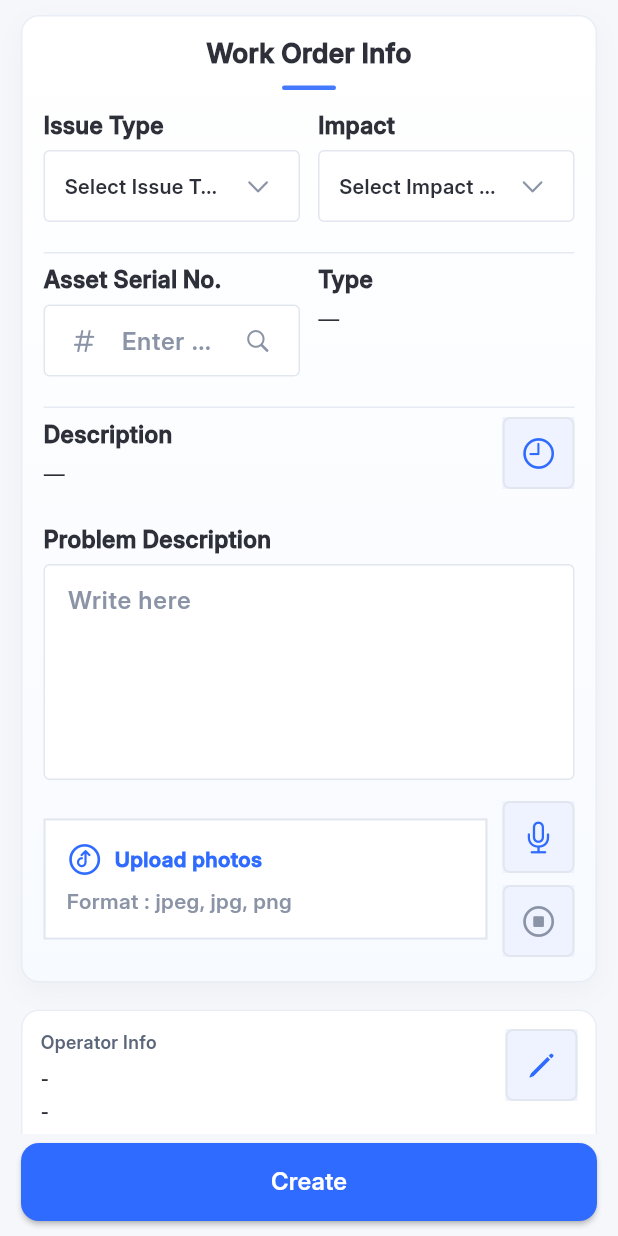
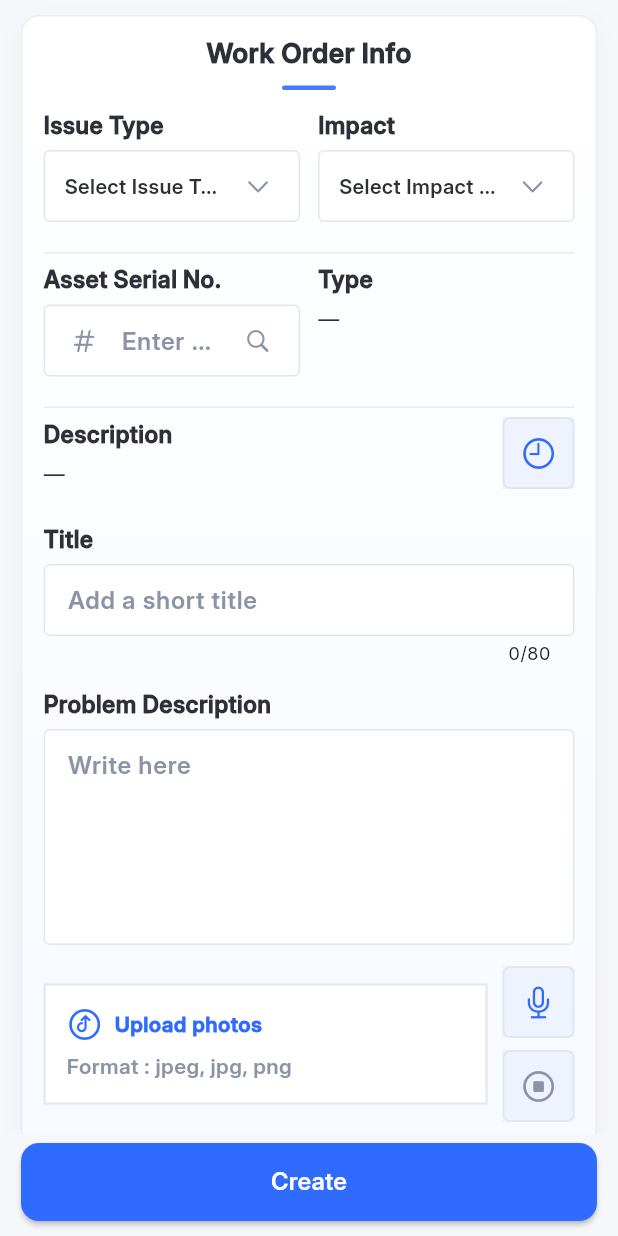
Before and after one commit to NazarAbbas/EasyOps, a Flutter app: the WorkOrderInfoPage screen opened by its route, on a phone screen of 412 x 824 dp. Run offline on Flutter 3.47's test engine with Material 3 defaults, Android fonts, the phone set to English and light mode, and no system bars; our stand-ins replace audioplayers, connectivity_plus, device_info_plus, dio, fl_chart, floor and 13 more; missing offline and left inert: network_info_plus, record; accounts and stored records are empty; generated files the repository leaves out were written again; network calls fail.

Commit message:
add title in create work oder

```diff
--- a/lib/features/production_manager_features/work_order_management/create_work_order/lookups/create_work_order_bag.dart
+++ b/lib/features/production_manager_features/work_order_management/create_work_order/lookups/create_work_order_bag.dart
@@ -86,6 +86,7 @@ abstract class WOKeys {
   static const impact = 'impact';
   static const assetsNumber = 'assetsNumber';
   static const problemDescription = 'problemDescription';
+  static const title = 'title';
   static const typeText = 'typeText';
   static const descriptionText = 'descriptionText';
 
--- a/lib/features/production_manager_features/work_order_management/create_work_order/work_order_detail/controller/work_order_details_controller.dart
+++ b/lib/features/production_manager_features/work_order_management/create_work_order/work_order_detail/controller/work_order_details_controller.dart
@@ -40,6 +40,7 @@ class WorkOrderDetailsController extends GetxController {
   final descriptionText = ''.obs;
   final priority = ''.obs; // raw priority text (API → PriorityX.fromApi)
   final issueType = ''.obs; // display name for title fallback
+  final problemTitle = ''.obs; // display name for title fallback
   final problemDescription = ''.obs;
 
   // When/Where
@@ -119,6 +120,7 @@ class WorkOrderDetailsController extends GetxController {
     issueType.value = _bag.get<String>(WOKeys.issueType, '');
     priority.value = _bag.get<String>(WOKeys.typeText, '');
     descriptionText.value = _bag.get<String>(WOKeys.descriptionText, '');
+    problemTitle.value = _bag.get<String>(WOKeys.title, '');
     problemDescription.value = _bag.get<String>(WOKeys.problemDescription, '');
 
     // Media: images (dedupe + validate) and voice note (single)
@@ -200,6 +202,7 @@ class WorkOrderDetailsController extends GetxController {
       issueType.value = _bag.get<String>(WOKeys.issueType, '');
       priority.value = _bag.get<String>(WOKeys.typeText, '');
       descriptionText.value = _bag.get<String>(WOKeys.descriptionText, '');
+      problemTitle.value = _bag.get<String>(WOKeys.title, '');
       problemDescription.value =
           _bag.get<String>(WOKeys.problemDescription, '');
 
@@ -253,7 +256,9 @@ class WorkOrderDetailsController extends GetxController {
       final typeEnum = WorkType.breakdownManagement;
       final priorityEnum = PriorityX.fromApi(priority.value);
       final statusEnum = WorkStatus.open;
-
+      final title=problemTitle.value.isNotEmpty
+          ? problemTitle.value
+          : "";
       final descText = problemDescription.value.isNotEmpty
           ? problemDescription.value
           : descriptionText.value;
--- a/lib/features/production_manager_features/work_order_management/create_work_order/work_order_info/controller/work_order_info_controller.dart
+++ b/lib/features/production_manager_features/work_order_management/create_work_order/work_order_info/controller/work_order_info_controller.dart
@@ -44,6 +44,7 @@ class WorkorderInfoController extends GetxController {
   // ─────────────────────────────────────────────────────────────────────────
   final assetsCtrl = TextEditingController();
   final problemCtrl = TextEditingController();
+  final titleCtrl = TextEditingController();
 
   // Derived from selected asset
   final typeText = '—'.obs; // asset.criticality
@@ -102,6 +103,7 @@ class WorkorderInfoController extends GetxController {
       ..removeListener(_assetListener)
       ..dispose();
     problemCtrl.dispose();
+    titleCtrl.dispose();
     super.onClose();
   }
 
@@ -252,6 +254,10 @@ class WorkorderInfoController extends GetxController {
       WOKeys.problemDescription,
       problemCtrl.text,
     );
+    titleCtrl.text = _bag.get<String>(
+      WOKeys.title,
+      titleCtrl.text,
+    );
 
     typeText.value = _bag.get<String>(WOKeys.typeText, typeText.value);
     descriptionText.value = _bag.get<String>(
@@ -307,6 +313,7 @@ class WorkorderInfoController extends GetxController {
       WOKeys.impact: impactLabel, // label
       WOKeys.assetsNumber: assetsCtrl.text.trim(),
       WOKeys.problemDescription: problemCtrl.text.trim(),
+      WOKeys.title: titleCtrl.text.trim(),
       WOKeys.typeText: typeText.value,
       WOKeys.descriptionText: descriptionText.value,
       WOKeys.photos: photos.toList(),
@@ -384,6 +391,7 @@ class WorkorderInfoController extends GetxController {
 
     if (assetsCtrl.text.trim().isEmpty) missing.add('Assets Number');
     if (problemCtrl.text.trim().isEmpty) missing.add('Problem Description');
+    if (titleCtrl.text.trim().isEmpty) missing.add('Title');
 
     if (photos.isEmpty) missing.add('At least one Photo');
     if (voiceNotePath.value.isEmpty) missing.add('Voice Note');
--- a/lib/features/production_manager_features/work_order_management/create_work_order/work_order_info/ui/work_order_info_page.dart
+++ b/lib/features/production_manager_features/work_order_management/create_work_order/work_order_info/ui/work_order_info_page.dart
@@ -369,6 +369,18 @@ class WorkOrderInfoPage extends GetView<WorkorderInfoController> {
                       ),
 
                       const SizedBox(height: 20),
+
+                      // Title (new)
+                      _Label(
+                        'Title',
+                        TextField(
+                          controller: controller.titleCtrl,
+                          textInputAction: TextInputAction.next,
+                          maxLength: 80,
+                          decoration: _D.field(hint: 'Add a short title'),
+                        ),
+                      ),
+                      const SizedBox(height: 12),
 
                       // Problem Description
                       _Label(
```
Also changed, not shown: lib/features/production_manager_features/work_order_management/create_work_order/work_order_detail/ui/work_order_detail_page.dart (+31 -1 lines), 1 other file.
